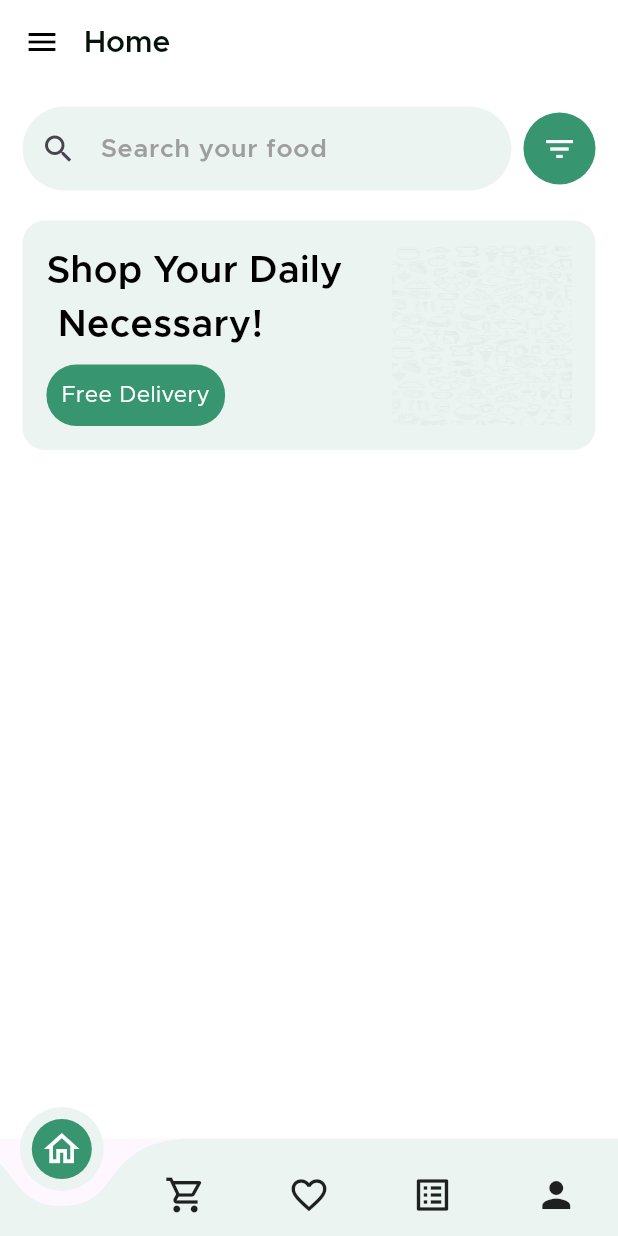
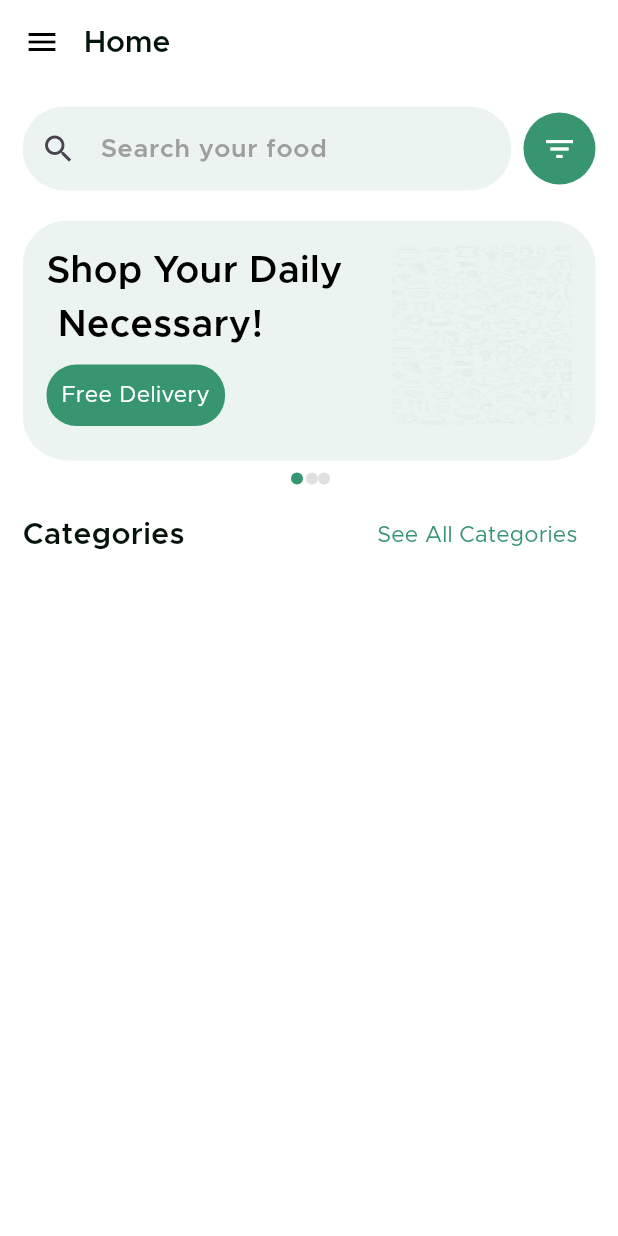
Before and after one commit to NguyenCongAn10/AppFoodDelivery, a Flutter app: the screen it shows after launch, on a phone screen of 412 x 824 dp. Run offline on Flutter 3.47's test engine with Material 3 defaults, Android fonts, the phone set to English and light mode, and no system bars; drawn by our look-alikes of curved_navigation_bar; our stand-ins replace cloud_firestore, firebase_auth, firebase_core; accounts and stored records are empty.

Commit message:
add banner slider update login,signup,home

```diff
--- a/lib/main.dart
+++ b/lib/main.dart
@@ -1,4 +1,5 @@
 import 'package:delivery_apps/view/home/home_screen.dart';
+import 'package:delivery_apps/view/login/signup_view.dart';
 import 'package:delivery_apps/view/main_tabview/bottom_nav.dart';
 import 'package:delivery_apps/view/on_boading/startup_view.dart';
 import 'package:firebase_core/firebase_core.dart';
@@ -22,7 +23,7 @@ class MyApp extends StatelessWidget {
         colorScheme: ColorScheme.fromSeed(seedColor: Colors.deepPurple),
         useMaterial3: true,
       ),
-      home:  ButtomNavigation(),
+      home:  HomeScreen(),
     );
   }
 }
--- /dev/null
+++ b/lib/view/home/banner_slider.dart
@@ -0,0 +1,206 @@
+import 'package:flutter/material.dart';
+
+import '../../common/color_extention.dart';
+import '../../common_widget/normal_text.dart';
+import '../../common_widget/normal_text_bold.dart';
+
+class BannerSlider extends StatefulWidget {
+  const BannerSlider({super.key});
+
+  @override
+  State<BannerSlider> createState() => _BannerSliderState();
+}
+
+class _BannerSliderState extends State<BannerSlider> {
+  List<Map<String, dynamic>> listBanner = [
+    {
+      "style": "style1",
+      "image": "assets/image/splash_bg.png",
+      "tittle1": "Shop Your Daily\n Necessary!",
+      "TextButtom": "Free Delivery",
+    },
+    {
+      "style": "style2",
+      "image": "assets/image/splash_bg.png",
+      "tittle1": "Shop Your Daily\n Necessary!",
+      "TextButtom": "Free Delivery",
+    },
+    {
+      "style": "style3",
+      "image": "assets/image/splash_bg.png",
+      "tittle1": "Shop Your Daily\n Necessary!",
+      "TextButtom": "Free Delivery",
+    }
+  ];
+
+  int currentIndexBaner = 0;
+
+  @override
+  Widget build(BuildContext context) {
+    return Column(
+      children: [
+        SizedBox(
+          height: 160,
+          child: PageView.builder(
+              itemCount: listBanner.length,
+              onPageChanged: (index) {
+                setState(() {
+                  currentIndexBaner = index;
+                });
+              },
+              itemBuilder: (context, index) {
+                final banner = listBanner[index];
+                switch (banner["style"]) {
+                  case "style1":
+                    return Container(
+                      padding: EdgeInsets.all(16),
+                      decoration: BoxDecoration(
+                          color: TColor.textfield,
+                          borderRadius: BorderRadius.circular(30)),
+                      child: Row(
+                        crossAxisAlignment: CrossAxisAlignment.start,
+                        children: [
+                          Expanded(
+                              child: Column(
+                            crossAxisAlignment: CrossAxisAlignment.start,
+                            children: [
+                              NormalTextBold(
+                                color: Colors.black,
+                                txt: "Shop Your Daily\n Necessary!",
+                                size: 25,
+                              ),
+                              SizedBox(
+                                height: 8,
+                              ),
+                              Container(
+                                padding: EdgeInsets.all(10),
+                                decoration: BoxDecoration(
+                                    color: TColor.main,
+                                    borderRadius: BorderRadius.circular(20)),
+                                child: NormalText(
+                                  color: Colors.white,
+                                  txt: "Free Delivery",
+                                  size: 15,
+                                ),
+                              )
+                            ],
+                          )),
+                          Image.asset(
+                            "assets/image/splash_bg.png",
+                            width: 120,
+                            height: 120,
+                            fit: BoxFit.fill,
+                          )
+                        ],
+                      ),
+                    );
+                  case "style2":
+                    return Container(
+                      padding: EdgeInsets.all(16),
+                      decoration: BoxDecoration(
+                          color: TColor.textfield,
+                          borderRadius: BorderRadius.circular(30)),
+                      child: Row(
+                        crossAxisAlignment: CrossAxisAlignment.start,
+                        children: [
+                          Expanded(
+                              child: Column(
+                            crossAxisAlignment: CrossAxisAlignment.start,
+                            children: [
+                              NormalTextBold(
+                                color: Colors.black,
+                                txt: "Shop Your Daily\n Necessary!",
+                                size: 25,
+                              ),
+                              SizedBox(
+                                height: 8,
+                              ),
+                              Container(
+                                padding: EdgeInsets.all(10),
+                                decoration: BoxDecoration(
+                                    color: TColor.main,
+                                    borderRadius: BorderRadius.circular(20)),
+                                child: NormalText(
+                                  color: Colors.white,
+                                  txt: "Free Delivery",
+                                  size: 15,
+                                ),
+                              )
+                            ],
+                          )),
+                          Image.asset(
+                            "assets/image/splash_bg.png",
+                            width: 120,
+                            height: 120,
+                            fit: BoxFit.fill,
+                          )
+                        ],
+                      ),
+                    );
+                  case "style3":
+                    return Container(
+                      padding: EdgeInsets.all(16),
+                      decoration: BoxDecoration(
+                          color: TColor.textfield,
+                          borderRadius: BorderRadius.circular(30)),
+                      child: Row(
+                        crossAxisAlignment: CrossAxisAlignment.start,
+                        children: [
+                          Expanded(
+                              child: Column(
+                            crossAxisAlignment: CrossAxisAlignment.start,
+                            children: [
+                              NormalTextBold(
+                                color: Colors.black,
+                                txt: "Shop Your Daily\n Necessary!",
+                                size: 25,
+                              ),
+                              SizedBox(
+                                height: 8,
+                              ),
+                              Container(
+                                padding: EdgeInsets.all(10),
+                                decoration: BoxDecoration(
+                                    color: TColor.main,
+                                    borderRadius: BorderRadius.circular(20)),
+                                child: NormalText(
+                                  color: Colors.white,
+                                  txt: "Free Delivery",
+                                  size: 15,
+                                ),
+                              )
+                            ],
+                          )),
+                          Image.asset(
+                            "assets/image/splash_bg.png",
+                            width: 120,
+                            height: 120,
+                            fit: BoxFit.fill,
+                          )
+                        ],
+                      ),
+                    );
+                  default:
+                    return SizedBox.shrink();
+                }
+              }),
+        ),
+        const SizedBox(height: 8,),
+        Row(
+          mainAxisAlignment: MainAxisAlignment.center,
+          children: List.generate(
+              listBanner.length,
+              (index) => Container(
+                    width: currentIndexBaner == index ? 12 : 8,
+                    height: 8,
+                    decoration: BoxDecoration(
+                        color: currentIndexBaner == index
+                            ? TColor.main
+                            : Colors.grey[300],
+                        shape: BoxShape.circle),
+                  )),
+        )
+      ],
+    );
+  }
+}
--- a/lib/view/home/home_screen.dart
+++ b/lib/view/home/home_screen.dart
@@ -2,6 +2,7 @@ import 'package:delivery_apps/common/color_extention.dart';
 import 'package:delivery_apps/common_widget/normal_text.dart';
 import 'package:delivery_apps/common_widget/normal_text_bold.dart';
 import 'package:delivery_apps/common_widget/round_textfield.dart';
+import 'package:delivery_apps/view/home/banner_slider.dart';
 import 'package:flutter/material.dart';
 
 class HomeScreen extends StatefulWidget {
@@ -60,45 +61,25 @@ class _HomeScreenState extends State<HomeScreen> {
               const SizedBox(
                 height: 20,
               ),
-              Container(
-                padding: EdgeInsets.all(16),
-                decoration: BoxDecoration(
-                    color: TColor.textfield,
-                    borderRadius: BorderRadius.circular(15)),
-                child: Row(
-                  crossAxisAlignment: CrossAxisAlignment.start,
-                  children: [
-                    Expanded(
-                        child: Column(
-                      crossAxisAlignment: CrossAxisAlignment.start,
-                      children: [
-                        NormalTextBold(
-                          color: Colors.black,
-                          txt: "Shop Your Daily\n Necessary!",
-                          size: 25,
-                        ),
-                        SizedBox(height: 8,),
-                        Container(
-                          padding: EdgeInsets.all(10),
-                          decoration: BoxDecoration(
-                              color: TColor.main,
-                              borderRadius: BorderRadius.circular(20)),
-                          child: NormalText(
-                            color: Colors.white,
-                            txt: "Free Delivery",
-                            size: 15,
-                          ),
-                        )
-                      ],
-                    )),
-                    Image.asset(
-                      "assets/image/splash_bg.png",
-                      width: 120,
-                      height: 120,
-                      fit: BoxFit.fill,
-                    )
-                  ],
-                ),
+              BannerSlider(),
+              SizedBox(
+                height: 10,
+              ),
+              Row(
+                children: [
+                  NormalTextBold(color: TColor.primary, txt: "Categories"),
+                  Spacer(),
+                  TextButton(
+                      style: ButtonStyle(
+                          overlayColor: MaterialStateProperty.all(Colors.transparent),
+                          splashFactory: NoSplash.splashFactory),
+                      onPressed: () {},
+                      child: NormalText(
+                        color: TColor.main,
+                        txt: "See All Categories",
+                        size: 15,
+                      ))
+                ],
               )
             ],
           ),
--- a/lib/view/main_tabview/bottom_nav.dart
+++ b/lib/view/main_tabview/bottom_nav.dart
@@ -49,15 +49,12 @@ class _ButtomNavigationState extends State<ButtomNavigation> {
           _buildNavItem(Icons.home_outlined, 0, highlightColor: TColor.main),
           _buildNavItem(Icons.shopping_cart_outlined, 1,
               highlightColor: TColor.main),
-          // Example: green for cart
           _buildNavItem(Icons.favorite_outline, 2, highlightColor: TColor.main),
           _buildNavItem(Icons.list_alt, 3, highlightColor: TColor.main),
           _buildNavItem(Icons.person, 4, highlightColor: TColor.main),
         ],
         backgroundColor: Colors.transparent,
-        // Make the background transparent to match the body
         color: TColor.textfield,
-        // Background color of the bar
         animationDuration: const Duration(milliseconds: 500),
         onTap: (int index) {
           setState(() {
@@ -70,7 +67,6 @@ class _ButtomNavigationState extends State<ButtomNavigation> {
     );
   }
 
-  // Helper method to build each navigation item
   Widget _buildNavItem(IconData icon, int index,
       {Color highlightColor = Colors.blue}) {
     bool isSelected = currentIndex == index;
```
Also changed, not shown: lib/view/login/login_view.dart (+42 -12 lines), lib/view/login/signup_view.dart (+80 -19 lines).
